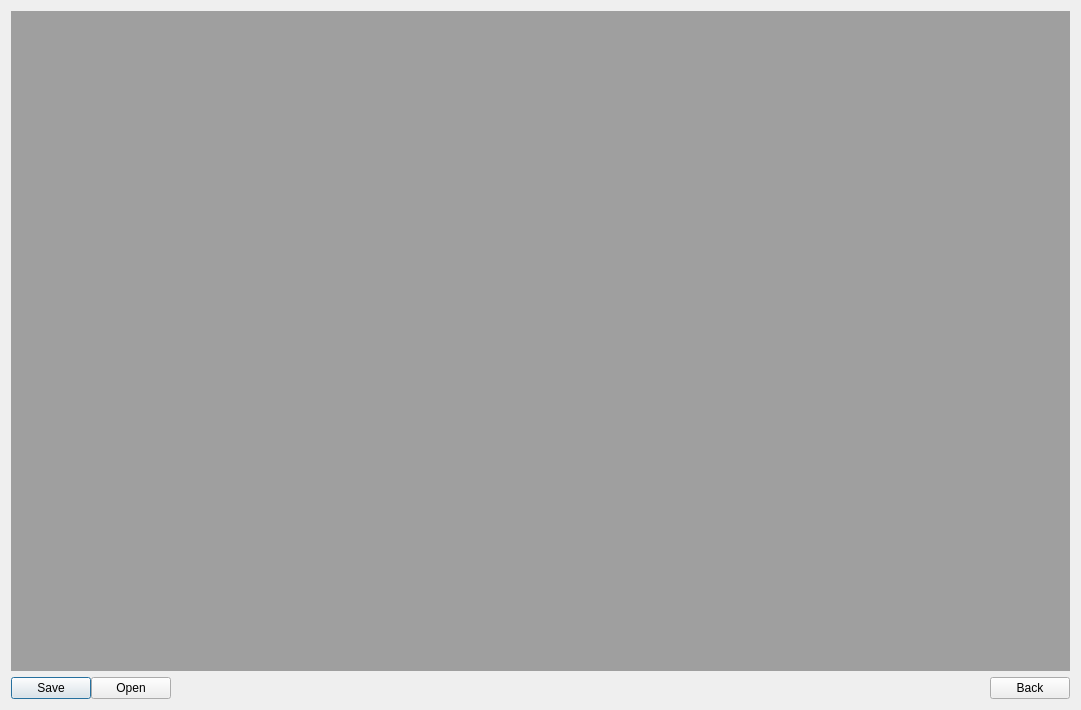
Qt form Notessa/paint_note/CreatePaintNote.ui (Eixini/Notessa) before a commit.
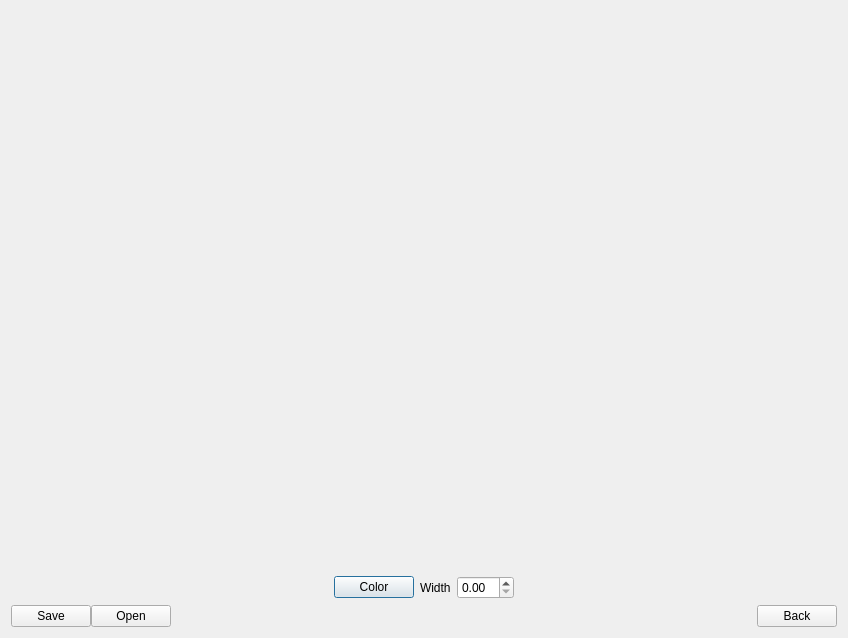
The same form after that commit.

Commit message: Implemented ability set color and size brush

Patch:
```diff
--- a/Notessa/paint_note/CreatePaintNote.ui
+++ b/Notessa/paint_note/CreatePaintNote.ui
@@ -6,8 +6,8 @@
    <rect>
     <x>0</x>
     <y>0</y>
-    <width>1081</width>
-    <height>710</height>
+    <width>848</width>
+    <height>638</height>
    </rect>
   </property>
   <property name="windowTitle">
@@ -17,7 +17,67 @@
    <item row="0" column="0">
     <layout class="QVBoxLayout" name="mainLayout">
      <item>
-      <widget class="QMdiArea" name="mdiArea"/>
+      <layout class="QVBoxLayout" name="drawingLayout"/>
+     </item>
+     <item>
+      <spacer name="verticalSpacer">
+       <property name="orientation">
+        <enum>Qt::Vertical</enum>
+       </property>
+       <property name="sizeHint" stdset="0">
+        <size>
+         <width>20</width>
+         <height>40</height>
+        </size>
+       </property>
+      </spacer>
+     </item>
+     <item>
+      <layout class="QHBoxLayout" name="horizontalLayout">
+       <item>
+        <spacer name="horizontalSpacer">
+         <property name="orientation">
+          <enum>Qt::Horizontal</enum>
+         </property>
+         <property name="sizeHint" stdset="0">
+          <size>
+           <width>40</width>
+           <height>20</height>
+          </size>
+         </property>
+        </spacer>
+       </item>
+       <item>
+        <widget class="QPushButton" name="colorButton">
+         <property name="text">
+          <string>Color</string>
+         </property>
+        </widget>
+       </item>
+       <item>
+        <widget class="QLabel" name="label">
+         <property name="text">
+          <string>Width</string>
+         </property>
+        </widget>
+       </item>
+       <item>
+        <widget class="QDoubleSpinBox" name="penWidth"/>
+       </item>
+       <item>
+        <spacer name="toolPanelLayout">
+         <property name="orientation">
+          <enum>Qt::Horizontal</enum>
+         </property>
+         <property name="sizeHint" stdset="0">
+          <size>
+           <width>40</width>
+           <height>20</height>
+          </size>
+         </property>
+        </spacer>
+       </item>
+      </layout>
      </item>
      <item>
       <layout class="QHBoxLayout" name="panelLayout">
```
The commit also changes 2 other files.
